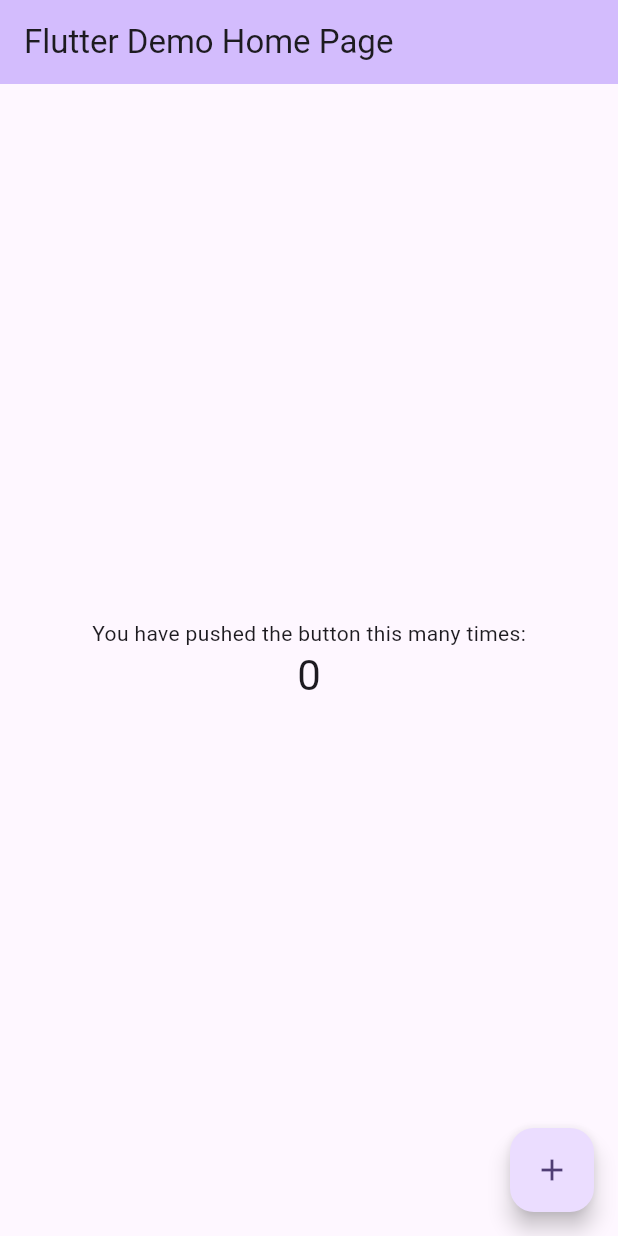
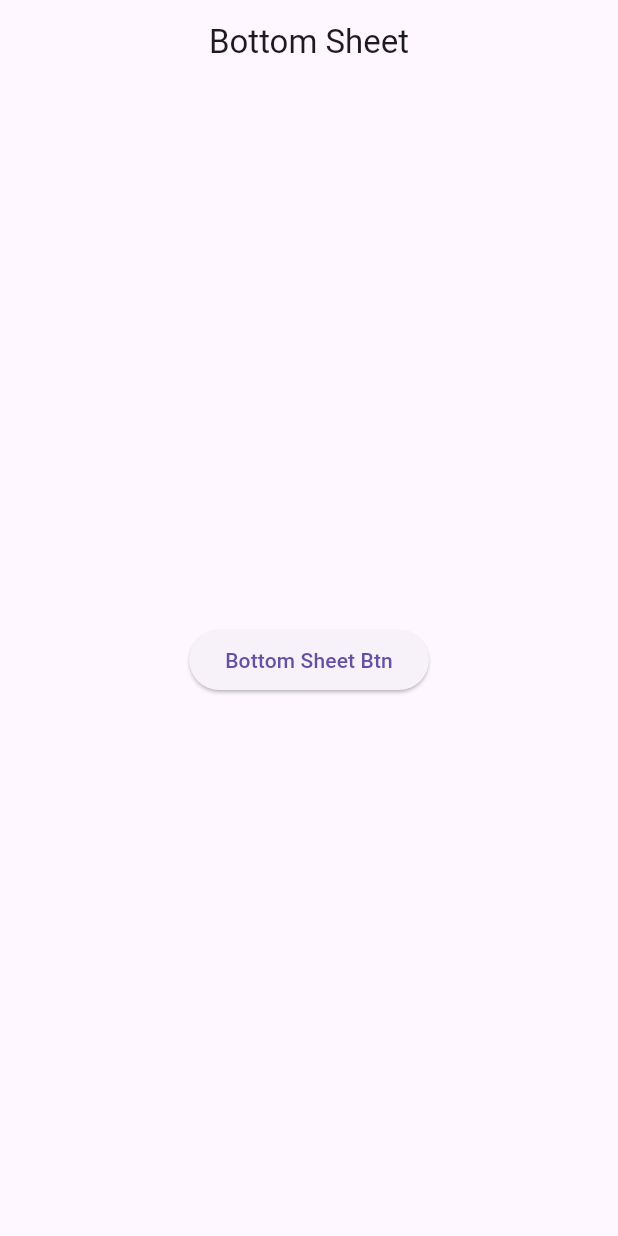
Before and after one commit to Aamirkhan55/bottom_sheet, a Flutter app: the screen it shows after launch, on a phone screen of 412 x 824 dp. Run offline on Flutter 3.47's test engine with Material 2 defaults, Android fonts, the phone set to English and light mode, and no system bars.

Commit message:
Bottomsheet

```diff
--- a/lib/main.dart
+++ b/lib/main.dart
@@ -1,3 +1,4 @@
+import 'package:bottom_sheet/screens/home_screen.dart';
 import 'package:flutter/material.dart';
 
 void main() {
@@ -7,119 +8,16 @@ void main() {
 class MyApp extends StatelessWidget {
   const MyApp({super.key});
 
-  // This widget is the root of your application.
   @override
   Widget build(BuildContext context) {
     return MaterialApp(
-      title: 'Flutter Demo',
+      debugShowCheckedModeBanner: false,
+      title: 'Bottom Sheet',
       theme: ThemeData(
-        // This is the theme of your application.
-        //
-        // TRY THIS: Try running your application with "flutter run". You'll see
-        // the application has a blue toolbar. Then, without quitting the app,
-        // try changing the seedColor in the colorScheme below to Colors.green
-        // and then invoke "hot reload" (save your changes or press the "hot
-        // reload" button in a Flutter-supported IDE, or press "r" if you used
-        // the command line to start the app).
-        //
-        // Notice that the counter didn't reset back to zero; the application
-        // state is not lost during the reload. To reset the state, use hot
-        // restart instead.
-        //
-        // This works for code too, not just values: Most code changes can be
-        // tested with just a hot reload.
-        colorScheme: ColorScheme.fromSeed(seedColor: Colors.deepPurple),
+        primaryColor: Colors.tealAccent,
         useMaterial3: true,
       ),
-      home: const MyHomePage(title: 'Flutter Demo Home Page'),
+      home: const HomeScreen(),
     );
   }
 }
-
-class MyHomePage extends StatefulWidget {
-  const MyHomePage({super.key, required this.title});
-
-  // This widget is the home page of your application. It is stateful, meaning
-  // that it has a State object (defined below) that contains fields that affect
-  // how it looks.
-
-  // This class is the configuration for the state. It holds the values (in this
-  // case the title) provided by the parent (in this case the App widget) and
-  // used by the build method of the State. Fields in a Widget subclass are
-  // always marked "final".
-
-  final String title;
-
-  @override
-  State<MyHomePage> createState() => _MyHomePageState();
-}
-
-class _MyHomePageState extends State<MyHomePage> {
-  int _counter = 0;
-
-  void _incrementCounter() {
-    setState(() {
-      // This call to setState tells the Flutter framework that something has
-      // changed in this State, which causes it to rerun the build method below
-      // so that the display can reflect the updated values. If we changed
-      // _counter without calling setState(), then the build method would not be
-      // called again, and so nothing would appear to happen.
-      _counter++;
-    });
-  }
-
-  @override
-  Widget build(BuildContext context) {
-    // This method is rerun every time setState is called, for instance as done
-    // by the _incrementCounter method above.
-    //
-    // The Flutter framework has been optimized to make rerunning build methods
-    // fast, so that you can just rebuild anything that needs updating rather
-    // than having to individually change instances of widgets.
-    return Scaffold(
-      appBar: AppBar(
-        // TRY THIS: Try changing the color here to a specific color (to
-        // Colors.amber, perhaps?) and trigger a hot reload to see the AppBar
-        // change color while the other colors stay the same.
-        backgroundColor: Theme.of(context).colorScheme.inversePrimary,
-        // Here we take the value from the MyHomePage object that was created by
-        // the App.build method, and use it to set our appbar title.
-        title: Text(widget.title),
-      ),
-      body: Center(
-        // Center is a layout widget. It takes a single child and positions it
-        // in the middle of the parent.
-        child: Column(
-          // Column is also a layout widget. It takes a list of children and
-          // arranges them vertically. By default, it sizes itself to fit its
-          // children horizontally, and tries to be as tall as its parent.
-          //
-          // Column has various properties to control how it sizes itself and
-          // how it positions its children. Here we use mainAxisAlignment to
-          // center the children vertically; the main axis here is the vertical
-          // axis because Columns are vertical (the cross axis would be
-          // horizontal).
-          //
-          // TRY THIS: Invoke "debug painting" (choose the "Toggle Debug Paint"
-          // action in the IDE, or press "p" in the console), to see the
-          // wireframe for each widget.
-          mainAxisAlignment: MainAxisAlignment.center,
-          children: <Widget>[
-            const Text(
-              'You have pushed the button this many times:',
-            ),
-            Text(
-              '$_counter',
-              style: Theme.of(context).textTheme.headlineMedium,
-            ),
-          ],
-        ),
-      ),
-      floatingActionButton: FloatingActionButton(
-        onPressed: _incrementCounter,
-        tooltip: 'Increment',
-        child: const Icon(Icons.add),
-      ), // This trailing comma makes auto-formatting nicer for build methods.
-    );
-  }
-}
--- a/lib/screens/home_screen.dart
+++ b/lib/screens/home_screen.dart
@@ -0,0 +1,48 @@
+import 'package:flutter/material.dart';
+
+class HomeScreen extends StatefulWidget {
+  const HomeScreen({super.key});
+
+  @override
+  State<HomeScreen> createState() => _HomeScreenState();
+}
+
+class _HomeScreenState extends State<HomeScreen> {
+  @override
+  Widget build(BuildContext context) {
+    return Scaffold(
+      appBar: AppBar(
+        centerTitle: true,
+        title: const Text('Bottom Sheet'),
+      ),
+      body: Center(
+        child: ElevatedButton(
+          onPressed: _showBottomSheet,
+          child: const Text('Bottom Sheet Btn')
+          )
+      ),
+    );
+  }
+
+ _showBottomSheet() {
+  return showModalBottomSheet(
+    context: context,
+    builder: (context) {
+      return Container(
+        height: 300,
+        decoration: const BoxDecoration(
+          borderRadius:  BorderRadius.only(
+            topLeft: Radius.circular(15),
+            topRight: Radius.circular(15)
+            ),
+        ),
+        child: ListView(
+          padding: const EdgeInsets.all(10),
+          children: const [
+          Text("Lorem ipsum dolor sit amet, consectetur adipiscing elit, sed do eiusmod tempor incididunt ut labore et dolore magna aliqua. Ut enim ad minim veniam, quis nostrud exercitation ullamco laboris nisi ut aliquip ex ea commodo consequat. Duis aute irure dolor in reprehenderit in voluptate velit esse cillum dolore eu fugiat nulla pariatur. Excepteur sint occaecat cupidatat non proident, sunt in culpa qui officia deserunt mollit anim id est laborum."),
+        ]),
+      );
+    }
+    );
+ }
+}
```
